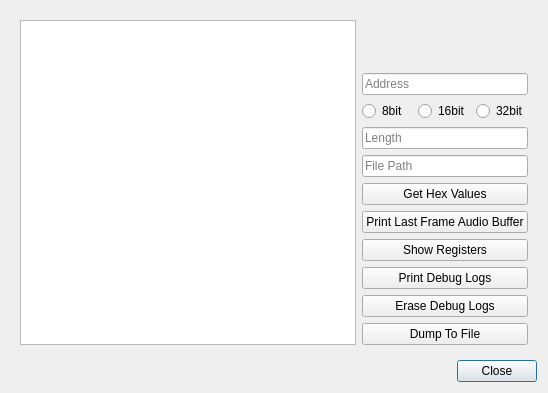
The window that qtBuildSystem/Mu/debugviewer.ui (meepingsnesroms/Mu) describes before a commit, drawn with Qt 5.
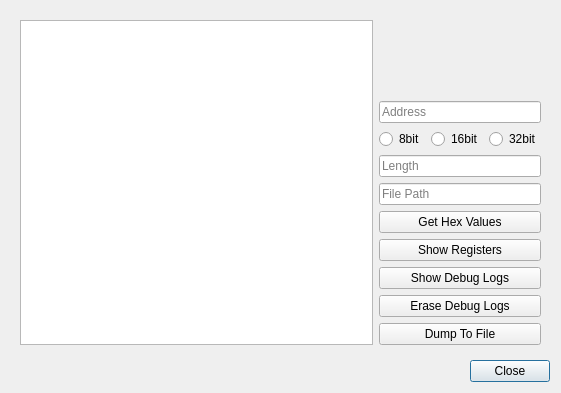
The same window after the commit.

Commit message: Remove old print audio buffer code, disable opcode prefetch to keep compatibility

Patch:
```diff
--- a/qtBuildSystem/Mu/debugviewer.ui
+++ b/qtBuildSystem/Mu/debugviewer.ui
@@ -6,7 +6,7 @@
    <rect>
     <x>0</x>
     <y>0</y>
-    <width>548</width>
+    <width>561</width>
     <height>393</height>
    </rect>
   </property>
@@ -45,16 +45,6 @@
       </sizepolicy>
      </property>
      <layout class="QGridLayout" name="gridLayout_2">
-      <item row="5" column="1" colspan="3">
-       <widget class="QPushButton" name="debugGetHexValues">
-        <property name="text">
-         <string>Get Hex Values</string>
-        </property>
-        <property name="autoDefault">
-         <bool>false</bool>
-        </property>
-       </widget>
-      </item>
       <item row="2" column="2">
        <widget class="QRadioButton" name="debug16Bit">
         <property name="text">
@@ -62,47 +52,27 @@
         </property>
        </widget>
       </item>
-      <item row="7" column="1" colspan="3">
-       <widget class="QPushButton" name="debugShowRegisters">
+      <item row="5" column="1" colspan="3">
+       <widget class="QPushButton" name="debugGetHexValues">
         <property name="text">
-         <string>Show Registers</string>
+         <string>Get Hex Values</string>
         </property>
         <property name="autoDefault">
          <bool>false</bool>
         </property>
        </widget>
       </item>
-      <item row="0" column="0" rowspan="11">
+      <item row="0" column="0" rowspan="10">
        <widget class="QListWidget" name="debugValueList"/>
       </item>
-      <item row="4" column="1" colspan="3">
-       <widget class="QLineEdit" name="debugFilePath">
-        <property name="placeholderText">
-         <string>File Path</string>
-        </property>
-       </widget>
-      </item>
-      <item row="8" column="1" colspan="3">
-       <widget class="QPushButton" name="debugPrintDebugLogs">
+      <item row="2" column="3">
+       <widget class="QRadioButton" name="debug32Bit">
         <property name="text">
-         <string>Print Debug Logs</string>
-        </property>
-        <property name="autoDefault">
-         <bool>false</bool>
+         <string>32bit</string>
         </property>
        </widget>
       </item>
       <item row="9" column="1" colspan="3">
-       <widget class="QPushButton" name="debugEraseDebugLogs">
-        <property name="text">
-         <string>Erase Debug Logs</string>
-        </property>
-        <property name="autoDefault">
-         <bool>false</bool>
-        </property>
-       </widget>
-      </item>
-      <item row="10" column="1" colspan="3">
        <widget class="QPushButton" name="debugDump">
         <property name="text">
          <string>Dump To File</string>
@@ -112,6 +82,13 @@
         </property>
        </widget>
       </item>
+      <item row="6" column="1" colspan="3">
+       <widget class="QPushButton" name="debugShowRegisters">
+        <property name="text">
+         <string>Show Registers</string>
+        </property>
+       </widget>
+      </item>
       <item row="3" column="1" colspan="3">
        <widget class="QLineEdit" name="debugLength">
         <property name="placeholderText">
@@ -119,20 +96,6 @@
         </property>
        </widget>
       </item>
-      <item row="1" column="1" colspan="3">
-       <widget class="QLineEdit" name="debugAddress">
-        <property name="placeholderText">
-         <string>Address</string>
-        </property>
-       </widget>
-      </item>
-      <item row="2" column="3">
-       <widget class="QRadioButton" name="debug32Bit">
-        <property name="text">
-         <string>32bit</string>
-        </property>
-       </widget>
-      </item>
       <item row="2" column="1">
        <widget class="QRadioButton" name="debug8Bit">
         <property name="text">
@@ -140,10 +103,37 @@
         </property>
        </widget>
       </item>
-      <item row="6" column="1" colspan="3">
-       <widget class="QPushButton" name="debugPrintAudioBuffer">
+      <item row="8" column="1" colspan="3">
+       <widget class="QPushButton" name="debugEraseDebugLogs">
         <property name="text">
-         <string>Print Last Frame Audio Buffer</string>
+         <string>Erase Debug Logs</string>
+        </property>
+        <property name="autoDefault">
+         <bool>false</bool>
+        </property>
+       </widget>
+      </item>
+      <item row="4" column="1" colspan="3">
+       <widget class="QLineEdit" name="debugFilePath">
+        <property name="placeholderText">
+         <string>File Path</string>
+        </property>
+       </widget>
+      </item>
+      <item row="7" column="1" colspan="3">
+       <widget class="QPushButton" name="debugShowDebugLogs">
+        <property name="text">
+         <string>Show Debug Logs</string>
+        </property>
+        <property name="autoDefault">
+         <bool>false</bool>
+        </property>
+       </widget>
+      </item>
+      <item row="1" column="1" colspan="3">
+       <widget class="QLineEdit" name="debugAddress">
+        <property name="placeholderText">
+         <string>Address</string>
         </property>
        </widget>
       </item>
```
The commit also changes 4 other files.
